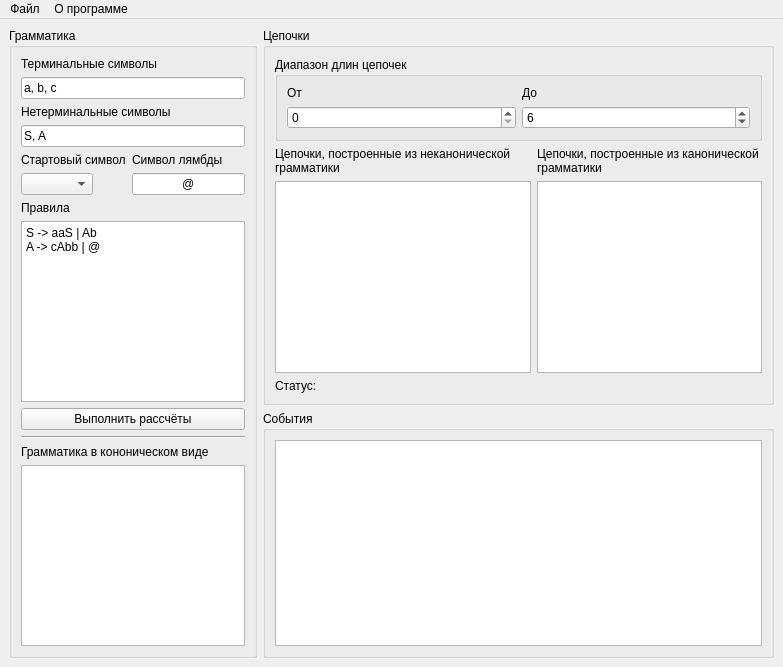
First picture: the form in 4course/theory_of_pl/course/form.ui, repository soul-catcher/sibsutis, before the edit.
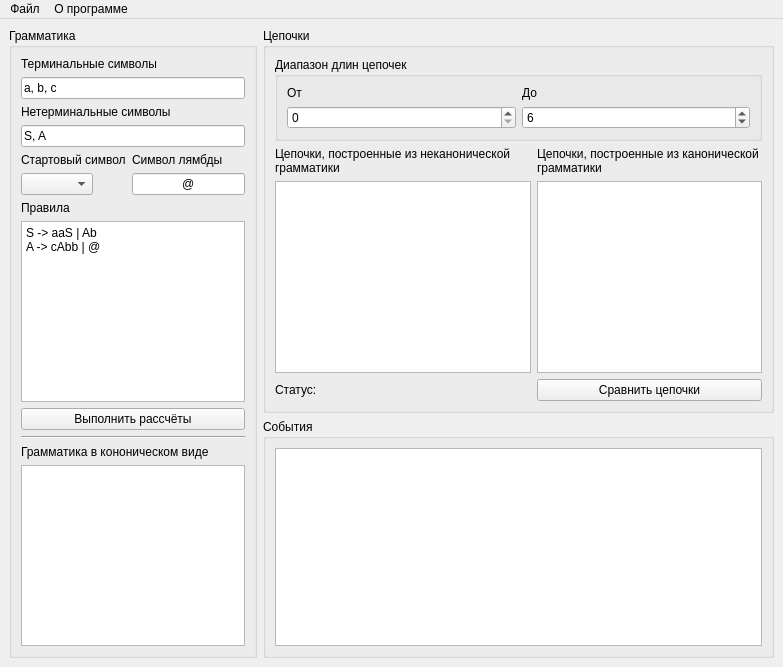
Second picture: the form after the edit.

```diff
--- a/4course/theory_of_pl/course/form.ui
+++ b/4course/theory_of_pl/course/form.ui
@@ -80,6 +80,13 @@
        <item row="2" column="1">
         <widget class="QPlainTextEdit" name="plainTextEdit_canon_chains"/>
        </item>
+       <item row="3" column="1">
+        <widget class="QPushButton" name="pushButton_compare_chains">
+         <property name="text">
+          <string>Сравнить цепочки</string>
+         </property>
+        </widget>
+       </item>
        <item row="3" column="0">
         <widget class="QLabel" name="label_status">
          <property name="text">
```
Left out of the diff: 2 changed lines with no effect on the pictures.
